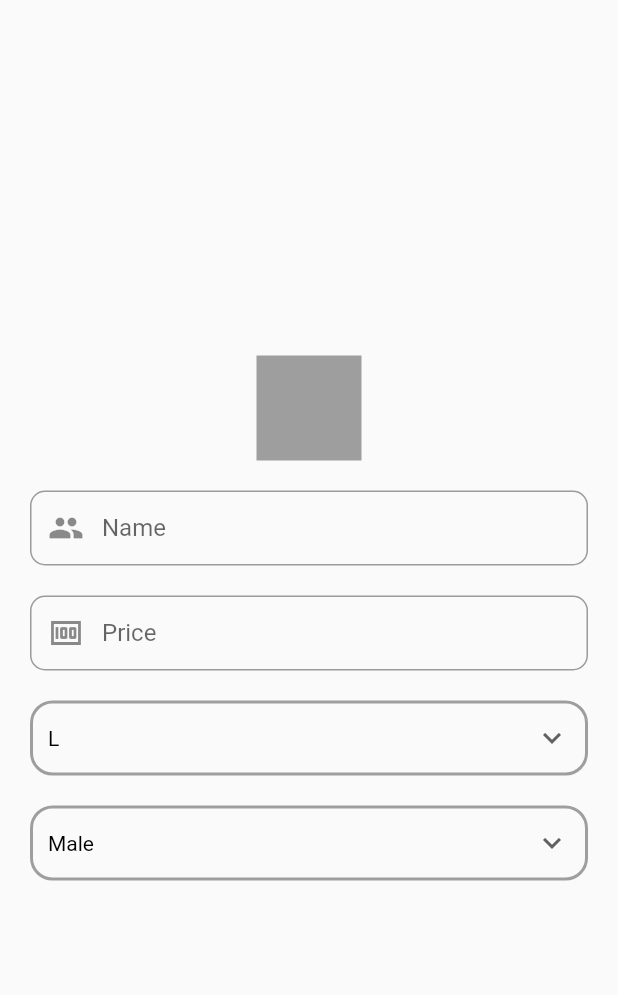
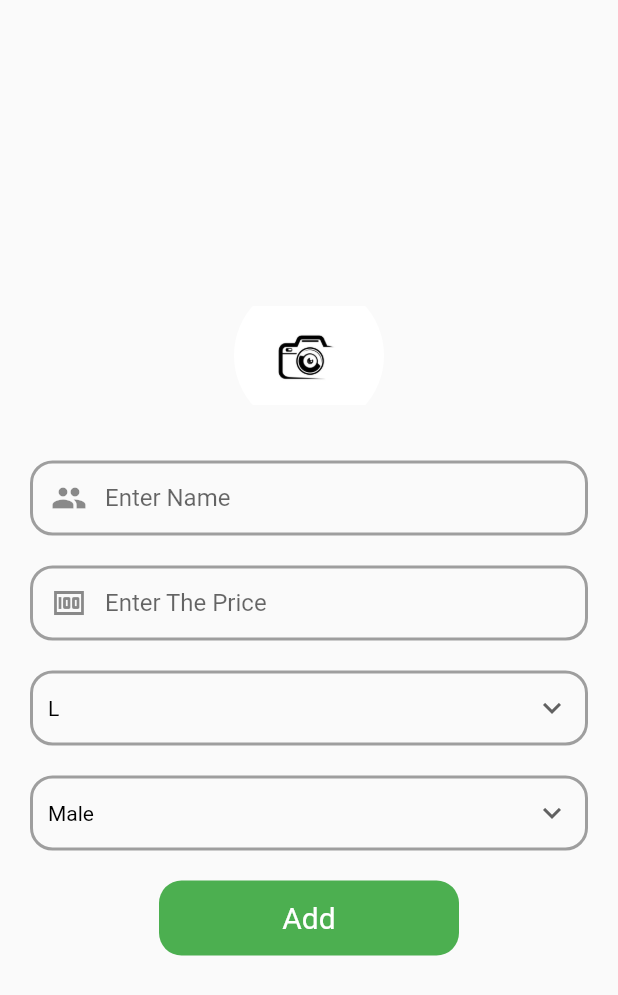
Before and after one commit to Genics85/fooseline-admin, a Flutter app: the screen it shows after launch, on a phone screen of 412 x 824 dp. Shown: the top 995 px of the screen. Run offline on Flutter 3.47's test engine with Material 2 defaults, Android fonts, the phone set to English and light mode, and no system bars; our stand-ins replace image_picker.

Commit message:
image picker done and firebase set up with firebase packages installed

```diff
--- a/lib/homepage.dart
+++ b/lib/homepage.dart
@@ -1,5 +1,9 @@
+import 'dart:io';
 import 'package:flutter/cupertino.dart';
 import 'package:flutter/material.dart';
+import 'package:flutter/services.dart';
+import 'package:fooseonline_admin/app_text.dart';
+import 'package:image_picker/image_picker.dart';
 
 class HomePage extends StatefulWidget {
   const HomePage({Key? key}) : super(key: key);
@@ -9,9 +13,29 @@ class HomePage extends StatefulWidget {
 }
 
 class _HomePageState extends State<HomePage> {
+  TextEditingController name= TextEditingController();
+  TextEditingController price= TextEditingController();
   double textFieldHeight=50;
   String dropDownSizeValue="L";
   String dropDownGenderValue="Male";
+
+  File? image;
+
+  Future pickImage() async{
+    try{
+      final image = await ImagePicker().pickImage(source: ImageSource.gallery);
+      if (image == null) {
+        return;
+      }
+      final imageTemporary = File(image.path);
+
+      setState(() {
+        this.image = imageTemporary;
+      });
+    }on PlatformException catch (e){
+      print("access to gallery denied $e");
+    }
+  }
 
   @override
   Widget build(BuildContext context) {
@@ -27,38 +51,54 @@ class _HomePageState extends State<HomePage> {
               child: Form(
                 child: Column(
                   children: [
-                    Container(
-                      height: 70,
-                      width: 70,
-                      decoration: BoxDecoration(
-                          color: Colors.grey
-                      ),
+
+                    GestureDetector(
+                      onTap: pickImage,
+                      child:ClipOval(
+                        child: Container(
+                          height: 100,
+                          width: 100,
+                          child: image!=null? Image.file(image!):
+                          Image(image: AssetImage("images/cameraLogo.jpg")),
+                        ),
+                      )
                     ),
 
                     Container(
+                      decoration: BoxDecoration(
+                        borderRadius: BorderRadius.circular(15),
+                        border: Border.all(
+                          color: Colors.grey,width: 2
+                        )
+                      ),
                       height: textFieldHeight,
                       margin: EdgeInsets.only(top: 20),
                       child: TextFormField(
-                          decoration: InputDecoration(
-                            border: OutlineInputBorder(
-                              borderRadius: BorderRadius.circular(10.0),
-                            ),
+                        keyboardType: TextInputType.text,
+                        controller: name,
+                          decoration: const InputDecoration(
                             prefixIcon: Icon(Icons.people),
-                            labelText: "Name",
                             hintText: "Enter Name",
+                            border: InputBorder.none,
+                              focusColor: Colors.grey
                             // hintStyle: TextStyle(color: hintColor)
                           )),
                     ),
                     Container(
+                      decoration: BoxDecoration(
+                        borderRadius: BorderRadius.circular(15),
+                        border: Border.all(
+                          color: Colors.grey,width: 2
+                        )
+                      ),
                       height: textFieldHeight,
-                      margin: EdgeInsets.only(top:20),
+                      margin: const EdgeInsets.only(top:20),
                       child: TextFormField(
-                          decoration: InputDecoration(
-                            border: OutlineInputBorder(
-                              borderRadius: BorderRadius.circular(10.0),
-                            ),
+                        keyboardType: TextInputType.number,
+                        controller: price,
+                          decoration: const InputDecoration(
+                            border: InputBorder.none,
                             prefixIcon: Icon(Icons.money),
-                            labelText: "Price",
                             hintText: "Enter The Price",
                             // hintStyle: TextStyle(color: hintColor)
                           )),
@@ -131,7 +171,18 @@ class _HomePageState extends State<HomePage> {
                               }).toList(),
                             ),
                           ),
-                        )
+                        ),
+                    SizedBox(height: 20,),
+                    Container(
+                      alignment: Alignment.center,
+                      height: textFieldHeight,
+                      width: 200,
+                      decoration: BoxDecoration(
+                        color: Colors.green,
+                        borderRadius: BorderRadius.circular(15)
+                      ),
+                      child: AppText(text: "Add", color: Colors.white,size: 20,),
+                    )
                   ],
                 ),
               ),
```
Also changed, not shown: pubspec.yaml (+8 -2 lines), images/cameraLogo.jpg (added), pubspec.lock, 4 other files.
